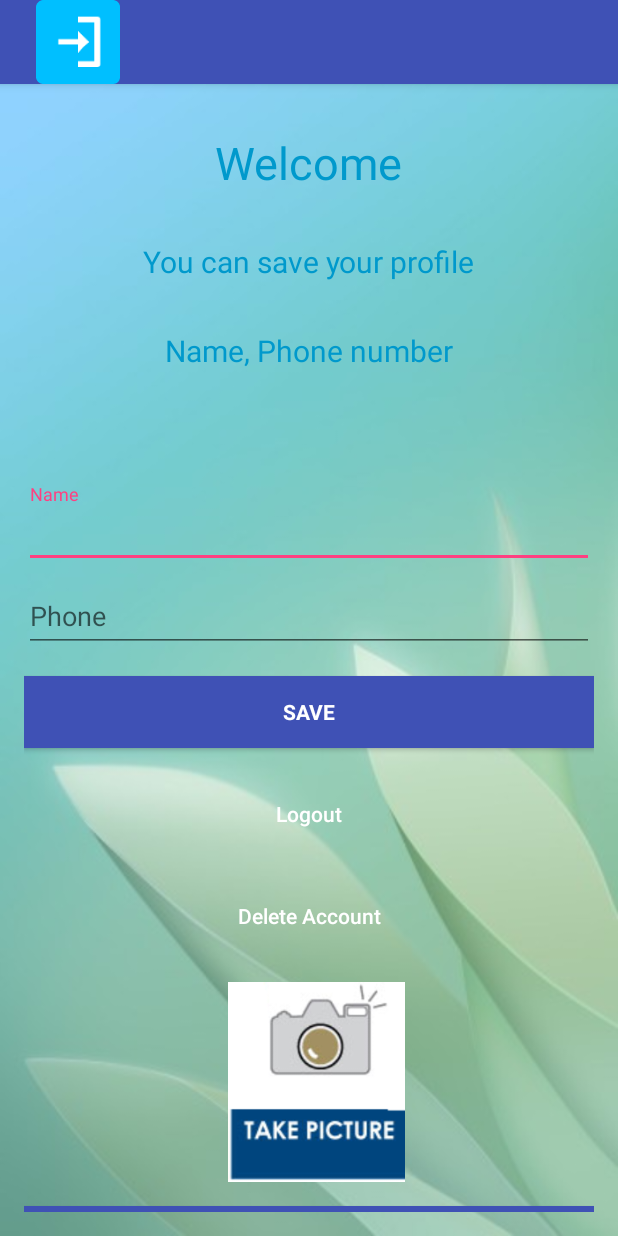
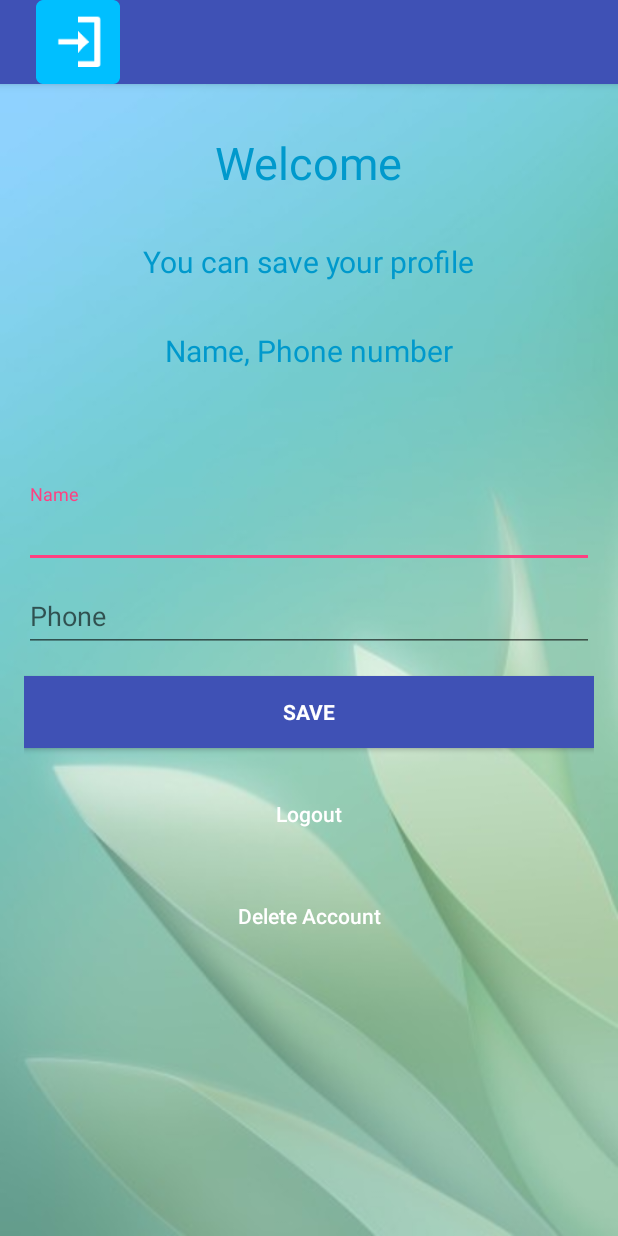
Before and after one commit to sflcoder/Shufeng-Li, an Android app: the HomeActivity screen opened directly, with no data from a screen before it, on a phone screen of 412 x 824 dp. Run offline under Robolectric (Android 15) with nearby library versions, the phone set to English and light mode, and no system bars; our stand-ins replace Firebase (no records; nobody signed in at launch, a user with empty details on screens opened directly).

Commit message:
Add Lab2

```diff
--- a/Lab2/Source/app/src/main/java/com/example/micp5firebase/User.java
+++ b/Lab2/Source/app/src/main/java/com/example/micp5firebase/User.java
@@ -30,4 +30,7 @@ public class User {
     public String getPhone(){
         return phone;
     }
+    public Uri getImagePath() {
+        return imagePath;
+    }
 }
--- a/Lab2/Source/app/src/main/res/layout/activity_home.xml
+++ b/Lab2/Source/app/src/main/res/layout/activity_home.xml
@@ -121,6 +121,7 @@
             android:textColor="@android:color/white" />
 
         <ImageView
+            android:visibility="invisible"
             android:id="@+id/userImage"
             android:layout_width="150dp"
             android:layout_height="133dp"
@@ -131,6 +132,7 @@
             />
 
         <Button
+            android:visibility="invisible"
             android:id="@+id/btn_upload"
             style="?android:textAppearanceSmall"
             android:layout_width="match_parent"
--- a/Lab2/Source/app/src/main/res/layout/activity_sign_up.xml
+++ b/Lab2/Source/app/src/main/res/layout/activity_sign_up.xml
@@ -61,7 +61,7 @@
         <GridLayout
             android:layout_width="wrap_content"
             android:layout_height="wrap_content"
-            android:layout_marginTop="300dp"
+            android:layout_marginTop="500dp"
             android:paddingBottom="10dp">
 
             <LinearLayout
```
